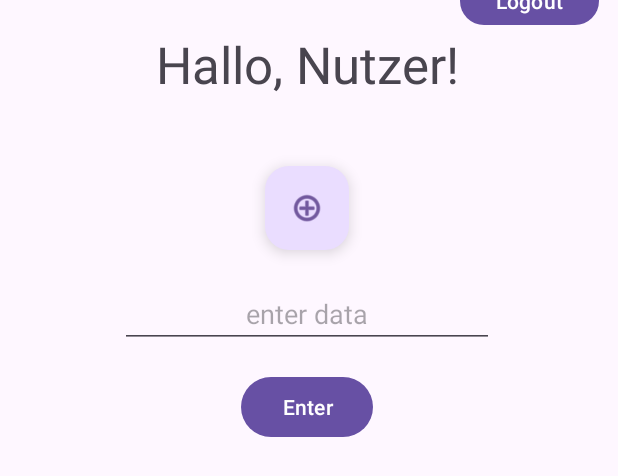
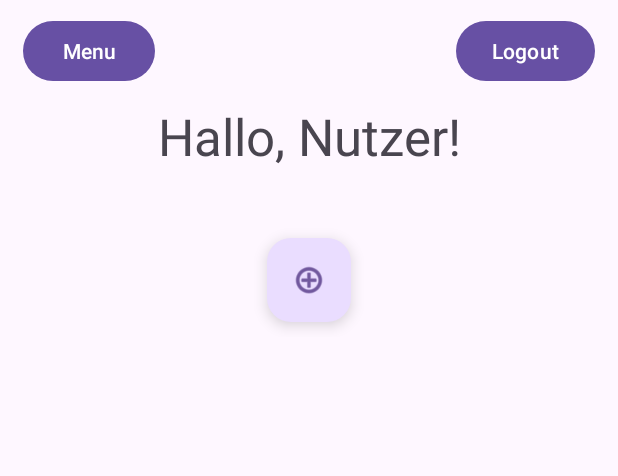
Before and after one commit to natsudaS/NestSync, an Android app: the layout activity_home.xml on its own in the app's theme, with its tools: preview values and no code run, on a phone screen of 412 x 824 dp. Shown: the top 476 px of the screen. Run offline under Robolectric (Android 15) with nearby library versions, the phone set to English and light mode, and no system bars.

Commit message:
menu button and list adding button created, layout change accomplished

```diff
--- a/app/src/main/AndroidManifest.xml
+++ b/app/src/main/AndroidManifest.xml
@@ -24,6 +24,8 @@
         <activity android:name=".activities.LoginActivity" />
         <activity android:name=".activities.RegisterActivity" />
         <activity android:name=".activities.HomeActivity" />
+        <activity android:name=".activities.ListActivity" />
+        <activity android:name=".activities.MenuActivity" />
     </application>
 
 </manifest>
--- a/app/src/main/res/layout/activity_home.xml
+++ b/app/src/main/res/layout/activity_home.xml
@@ -2,16 +2,26 @@
 <androidx.constraintlayout.widget.ConstraintLayout xmlns:android="http://schemas.android.com/apk/res/android"
     xmlns:app="http://schemas.android.com/apk/res-auto"
     xmlns:tools="http://schemas.android.com/tools"
-    android:layout_width="wrap_content"
+    android:layout_width="match_parent"
     android:layout_height="match_parent">
 
+    <Button
+        android:id="@+id/menuButton"
+        android:layout_width="wrap_content"
+        android:layout_height="48dp"
+        android:layout_marginTop="10dp"
+        android:layout_marginStart="15dp"
+        android:layout_marginBottom="10dp"
+        android:text="Menu"
+        app:layout_constraintStart_toStartOf="parent"
+        app:layout_constraintTop_toTopOf="parent" />
 
     <Button
         android:id="@+id/logoutButton"
         android:layout_width="wrap_content"
-        android:layout_height="40dp"
+        android:layout_height="48dp"
         android:layout_marginTop="10dp"
-        android:layout_marginEnd="10dp"
+        android:layout_marginEnd="15dp"
         android:layout_marginBottom="10dp"
         android:text="@string/logoutbtn"
         app:layout_constraintBottom_toTopOf="@+id/linearLayout"
@@ -20,18 +30,19 @@
 
     <LinearLayout
         android:id="@+id/linearLayout"
-        android:layout_width="409dp"
-        android:layout_height="669dp"
+        android:layout_width="match_parent"
+        android:layout_height="wrap_content"
+        android:layout_marginTop="10dp"
         android:orientation="vertical"
-        tools:layout_editor_absoluteX="1dp"
-        tools:layout_editor_absoluteY="61dp">
+        app:layout_constraintEnd_toEndOf="parent"
+        app:layout_constraintStart_toStartOf="parent"
+        app:layout_constraintTop_toBottomOf="@+id/logoutButton">
 
         <TextView
             android:id="@+id/textView2"
             android:layout_width="match_parent"
             android:layout_height="wrap_content"
             android:layout_marginStart="10dp"
-            android:layout_marginTop="20dp"
             android:layout_marginEnd="10dp"
             android:layout_marginBottom="25dp"
             android:fontFamily="sans-serif"
@@ -45,37 +56,16 @@
             android:layout_width="match_parent"
             android:layout_height="wrap_content"
             android:layout_marginStart="10dp"
-            android:layout_marginEnd="10dp"/>
+            android:layout_marginEnd="10dp" />
 
         <com.google.android.material.floatingactionbutton.FloatingActionButton
             android:id="@+id/addListButton"
             android:layout_width="wrap_content"
             android:layout_height="wrap_content"
+            android:layout_gravity="center"
             android:layout_marginTop="20dp"
-            android:layout_gravity="center"
+            android:layout_marginBottom="10dp"
             android:clickable="true"
             app:srcCompat="@android:drawable/ic_menu_add" />
-
-        <EditText
-            android:id="@+id/testData"
-            android:layout_width="match_parent"
-            android:layout_height="wrap_content"
-            android:layout_marginStart="80dp"
-            android:layout_marginTop="20dp"
-            android:layout_marginEnd="80dp"
-            android:ems="10"
-            android:hint="enter data"
-            android:inputType="text"
-            android:textAlignment="center" />
-
-        <Button
-            android:id="@+id/testButton"
-            android:layout_width="wrap_content"
-            android:layout_height="wrap_content"
-            android:layout_gravity="center"
-            android:layout_marginTop="15dp"
-            android:layout_marginBottom="15dp"
-            android:text="Enter" />
-
     </LinearLayout>
 </androidx.constraintlayout.widget.ConstraintLayout>
--- /dev/null
+++ b/app/src/main/res/layout/activity_listview.xml
@@ -0,0 +1,6 @@
+<?xml version="1.0" encoding="utf-8"?>
+<androidx.constraintlayout.widget.ConstraintLayout xmlns:android="http://schemas.android.com/apk/res/android"
+    android:layout_width="match_parent"
+    android:layout_height="match_parent">
+
+</androidx.constraintlayout.widget.ConstraintLayout>
--- /dev/null
+++ b/app/src/main/res/layout/activity_menu.xml
@@ -0,0 +1,6 @@
+<?xml version="1.0" encoding="utf-8"?>
+<androidx.constraintlayout.widget.ConstraintLayout xmlns:android="http://schemas.android.com/apk/res/android"
+    android:layout_width="match_parent"
+    android:layout_height="match_parent">
+
+</androidx.constraintlayout.widget.ConstraintLayout>
```
Also changed, not shown: app/src/main/java/com/natsu/nestsync/activities/HomeActivity.java (+19 -3 lines), app/src/main/java/com/natsu/nestsync/activities/ListActivity.java (added, +14 -0 lines), app/src/main/java/com/natsu/nestsync/activities/MenuActivity.java (added, +15 -0 lines).
